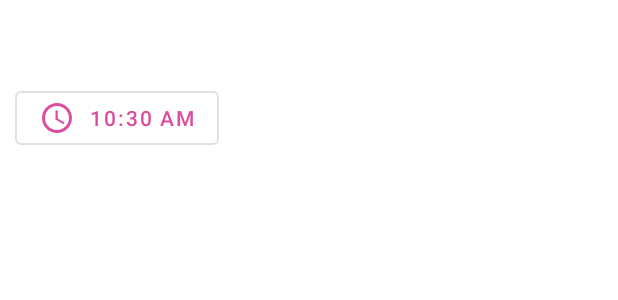
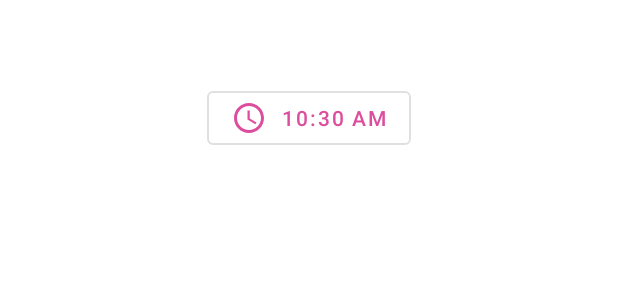
Before and after one commit to KL-Psychological-Methodology/ESMira-apps, an Android app: the layout view_input_time.xml on its own in the app's theme, with its tools: preview values and no code run, on a phone screen of 412 x 824 dp. Shown: the top 300 px of the screen. Run offline under Robolectric (Android 15) with nearby library versions, the light colour scheme and no system bars.

Commit message:
centered time input item

```diff
--- a/androidApp/src/main/res/layout/view_input_time.xml
+++ b/androidApp/src/main/res/layout/view_input_time.xml
@@ -15,6 +15,7 @@
 	<at.jodlidev.esmira.Element_DateTimeInput
 		android:id="@+id/input"
 		custom:dateTimeMode="time"
+		android:layout_gravity="center"
 		android:layout_width="wrap_content"
 		android:layout_height="wrap_content"/>
 </LinearLayout>
```
